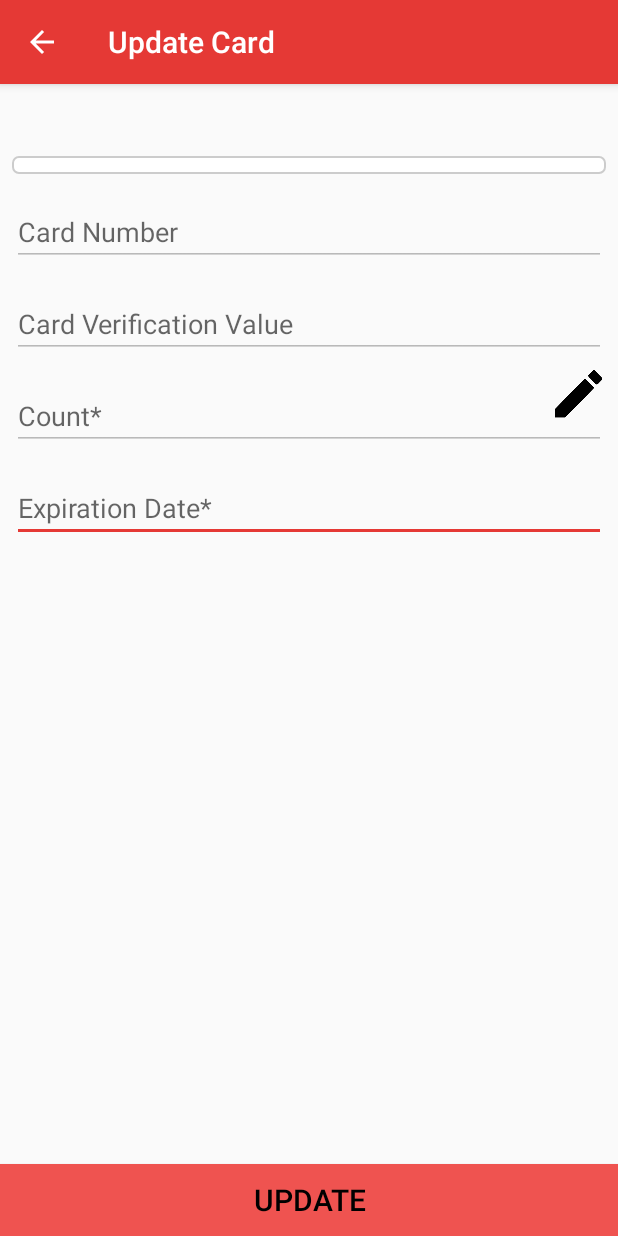
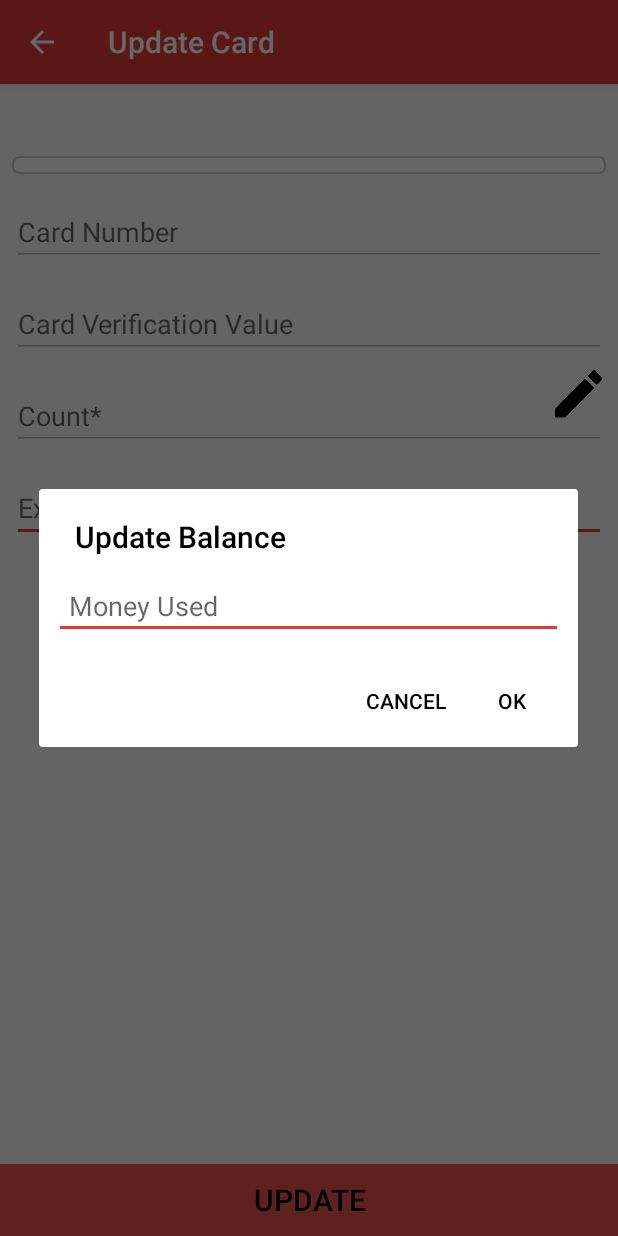
Before and after one commit to DroidUcation/maliros, an Android app: the AddCardActivity screen opened directly, with no data from a screen before it, after a tap on an icon or button, on a phone screen of 412 x 824 dp. Run offline under Robolectric (Android 15) with nearby library versions, the phone set to English and light mode, and no system bars; our stand-ins replace ButterKnife; 1 statement that could not run was skipped.

Commit message:
UI refactoring: in display page and add page Activate delete button and some other nonsense

```diff
--- a/GiftCard/app/src/main/AndroidManifest.xml
+++ b/GiftCard/app/src/main/AndroidManifest.xml
@@ -21,7 +21,8 @@
         </activity>
         <activity
             android:name=".activities.AddCardActivity"
-            android:parentActivityName=".activities.DisplayCardsActivity">
+            android:parentActivityName=".activities.DisplayCardsActivity"
+            android:windowSoftInputMode="adjustResize">
             <meta-data
                 android:name="android.support.PARENT_ACTIVITY"
                 android:value="activities.DisplayCardsActivity" />
--- a/GiftCard/app/src/main/java/com/maliros/giftcard/activities/AddCardActivity.java
+++ b/GiftCard/app/src/main/java/com/maliros/giftcard/activities/AddCardActivity.java
@@ -1,11 +1,12 @@
 package com.maliros.giftcard.activities;
 
-import android.app.ActionBar;
 import android.app.Activity;
+import android.app.AlertDialog;
 import android.app.DatePickerDialog;
 import android.content.ContentUris;
 import android.content.ContentValues;
 import android.content.Context;
+import android.content.DialogInterface;
 import android.content.Intent;
 import android.database.Cursor;
 import android.graphics.Bitmap;
@@ -19,7 +20,6 @@ import android.provider.MediaStore;
 import android.support.v7.app.AppCompatActivity;
 import android.text.InputType;
 import android.util.Log;
-import android.view.Gravity;
 import android.view.LayoutInflater;
 import android.view.MotionEvent;
 import android.view.View;
@@ -29,7 +29,6 @@ import android.widget.Button;
 import android.widget.DatePicker;
 import android.widget.EditText;
 import android.widget.ImageView;
-import android.widget.PopupWindow;
 import android.widget.SimpleCursorAdapter;
 import android.widget.Spinner;
 
@@ -67,7 +66,6 @@ public class AddCardActivity extends AppCompatActivity implements View.OnClickLi
     private static final int SELECT_PICTURE = 0;
     private ImageView imageView;
     private boolean isCreateMode = true;
-    private EditText balance1;
     private Button btnOpenPopup;
     private int cardId;
     private Cursor cardCursor;
@@ -150,10 +148,10 @@ public class AddCardActivity extends AppCompatActivity implements View.OnClickLi
             public void onFocusChange(View v, boolean hasFocus) {
                 if (hasFocus) {
                     expirationDatePickerDialog.show();
-                } else if (!hasFocus) {
+                }/* else if (!hasFocus) {
                     InputMethodManager inputMethodManager = (InputMethodManager) getSystemService(Activity.INPUT_METHOD_SERVICE);
                     inputMethodManager.toggleSoftInput(InputMethodManager.RESULT_HIDDEN, 0);
-                }
+                }*/
             }
         });
 
@@ -161,10 +159,10 @@ public class AddCardActivity extends AppCompatActivity implements View.OnClickLi
             @Override
             public void onClick(View v) {
                 expirationDatePickerDialog.show();
-                if (!expirationDateET.hasFocus()) {
+             /*   if (!expirationDateET.hasFocus()) {
                     InputMethodManager inputMethodManager = (InputMethodManager) getSystemService(Activity.INPUT_METHOD_SERVICE);
                     inputMethodManager.toggleSoftInput(InputMethodManager.RESULT_HIDDEN, 0);
-                }
+                }*/
             }
         });
 
@@ -248,38 +246,36 @@ public class AddCardActivity extends AppCompatActivity implements View.OnClickLi
         }
     }
 
-    public void updateBalanceCard(View view) {
-        LayoutInflater layoutInflater = (LayoutInflater) getBaseContext().getSystemService(LAYOUT_INFLATER_SERVICE);
-        final View popupView = layoutInflater.inflate(R.layout.popup, null);
-        final PopupWindow popupWindow = new PopupWindow(popupView, ActionBar.LayoutParams.WRAP_CONTENT, ActionBar.LayoutParams.WRAP_CONTENT);
-        popupWindow.setFocusable(true);
-        Button btnSave = (Button) popupView.findViewById(R.id.btn_save);
-        Button btnDismiss = (Button) popupView.findViewById(R.id.btn_cancel);
-
-        btnDismiss.setOnClickListener(new Button.OnClickListener() {
-            @Override
-            public void onClick(View v) {
-                popupWindow.dismiss();
-            }
-        });
-        btnSave.setOnClickListener(new Button.OnClickListener() {
-
-            @Override
-            public void onClick(View v) {
-                // balance
-                balance1 = (EditText) popupView.findViewById(R.id.et_count_used);
+    public void showInputDialog(View view) {
+        LayoutInflater layoutInflater = LayoutInflater.from(AddCardActivity.this);
+        View promptView = layoutInflater.inflate(R.layout.popup, null);
+        final AlertDialog.Builder alertDialogBuilder = new AlertDialog.Builder(AddCardActivity.this)
+                .setTitle("Update Balance");
+        alertDialogBuilder.setView(promptView);
+        final EditText countUsed = (EditText) promptView.findViewById(R.id.et_count_used);
+        alertDialogBuilder.setCancelable(false)
+                .setPositiveButton("OK", new DialogInterface.OnClickListener() {
+                    public void onClick(DialogInterface dialog, int id) {
                         // Defines an object to contain the updated values
-                Double balanceDiff = (Double.valueOf(balance.getText().toString())) - (Double.valueOf(balance1.getText().toString()));
+                        Double balanceDiff = (Double.valueOf(balance.getText().toString())) - (Double.valueOf(countUsed.getText().toString()));
+                        Log.d("diff", balanceDiff.toString());
                         if (balanceDiff < 0) {
-                    balance1.setError("Balance can not be less than 0");
+                            balance.setError("Balance can not be less than 0");
                         } else {
                             balance.setText(balanceDiff.toString());
-                    popupWindow.dismiss();
                         }
+                    }
+                })
+                .setNegativeButton("Cancel",
+                        new DialogInterface.OnClickListener() {
+                            public void onClick(DialogInterface dialog, int id) {
+                                dialog.cancel();
                             }
                         });
 
-        popupWindow.showAtLocation(this.findViewById(R.id.main_add_rel_layout), Gravity.CENTER, 0, 0);
+        // create an alert dialog
+        AlertDialog alert = alertDialogBuilder.create();
+        alert.show();
     }
 
     public void pickPhoto(View view) {
--- a/GiftCard/app/src/main/java/com/maliros/giftcard/contentproviders/GiftCardProvider.java
+++ b/GiftCard/app/src/main/java/com/maliros/giftcard/contentproviders/GiftCardProvider.java
@@ -240,6 +240,7 @@ public class GiftCardProvider extends ContentProvider {
         // Because null could delete all rows:
         if (selection == null || rows != 0) {
             getContext().getContentResolver().notifyChange(uri, null);
+            Log.d("delete!", String.valueOf(rows));
         }
 
         return rows;
--- a/GiftCard/app/src/main/res/drawable/spinner_bg.xml
+++ b/GiftCard/app/src/main/res/drawable/spinner_bg.xml
@@ -6,25 +6,3 @@
     <corners android:radius="4dp"></corners>
     <stroke android:color="#cccccc" android:width="1dp"/>
 </shape>
-<!--<item ><bitmap android:gravity="bottom|right" android:src="@drawable/common_full_open_on_phone" />-->
-
-
-
-    <!--
-    <selector xmlns:android="http://schemas.android.com/apk/res/android">
-
-        <item><layer-list>
-            <item><shape>
-                <gradient android:angle="90" android:endColor="#ffffff" android:startColor="#ffffff" android:type="linear" />
-
-                <stroke android:width="1dp" android:color="#504a4b" />
-
-                <corners android:radius="5dp" />
-
-                <padding android:bottom="3dp" android:left="3dp" android:right="3dp" android:top="3dp" />
-            </shape></item>
-            <item ><bitmap android:gravity="bottom|right" android:src="@drawable/common_full_open_on_phone" />
-            </item>
-        </layer-list></item>
-
-    </selector>-->
--- a/GiftCard/app/src/main/res/layout/activity_add_card.xml
+++ b/GiftCard/app/src/main/res/layout/activity_add_card.xml
@@ -15,6 +15,7 @@
         android:clickable="true"
         android:isScrollContainer="true"
         android:focusableInTouchMode="true"
+        android:fitsSystemWindows="true"
         >
 
 
@@ -76,7 +77,7 @@
             android:layout_below="@+id/edt_cvv"
             android:layout_marginRight="10dp"
             android:background="@drawable/edit_icon"
-            android:onClick="updateBalanceCard"
+            android:onClick="showInputDialog"
             android:textSize="15dp" />
 
         <!--<TextView
--- a/GiftCard/app/src/main/res/layout/activity_display_cards.xml
+++ b/GiftCard/app/src/main/res/layout/activity_display_cards.xml
@@ -9,9 +9,10 @@
         android:id="@+id/recycler_view"
         android:layout_width="match_parent"
         android:layout_height="match_parent"
+        android:layout_marginLeft="8dp"
+        android:layout_marginRight="8dp"
         android:layout_marginTop="16dp"
-        android:layout_marginRight="8dp"
-        android:layout_marginLeft="8dp"/>
+        android:layout_marginBottom="56dp"/>
 
     <!--floatingActionButton - support -->
     <android.support.design.widget.FloatingActionButton
```
Also changed, not shown: GiftCard/app/src/main/java/com/maliros/giftcard/activities/DisplayCardsActivity.java (+0 -57 lines), GiftCard/app/src/main/java/com/maliros/giftcard/adapters/CardDisplayAdapter.java (+38 -6 lines), GiftCard/app/src/main/java/com/maliros/giftcard/dbhelpers/GCDatabaseHelper.java (+28 -0 lines), GiftCard/app/src/main/res/layout/card_view_list.xml (+6 -4 lines), GiftCard/app/src/main/res/layout/popup.xml (+9 -32 lines). Lines whose indentation alone changed are shown as unchanged.
